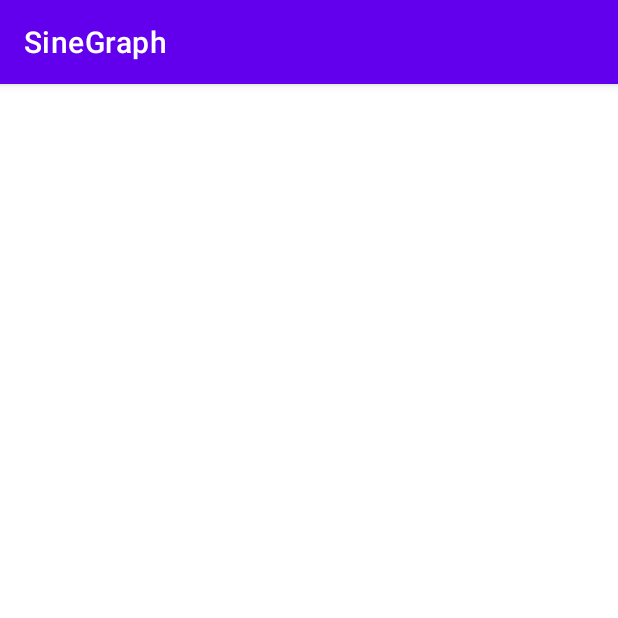
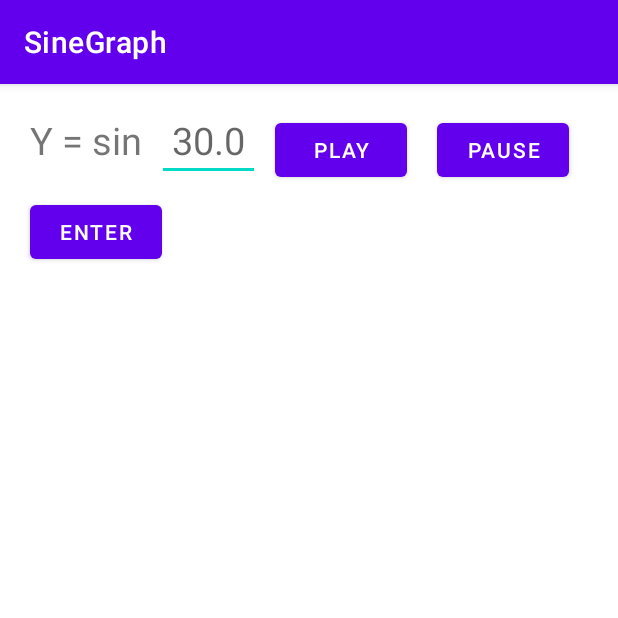
Before and after one commit to Dhina17/SineGraph, an Android app: the screen it shows after launch (MainActivity), on a phone screen of 412 x 824 dp, the top half of it. Run offline under Robolectric (Android 15) with nearby library versions, the phone set to English and light mode, and no system bars; our stand-ins replace data binding.

Commit message:
main: Initial layout

```diff
--- a/app/src/main/res/layout/activity_main.xml
+++ b/app/src/main/res/layout/activity_main.xml
@@ -1,11 +1,74 @@
 <?xml version="1.0" encoding="utf-8"?>
-<layout>
+<layout xmlns:android="http://schemas.android.com/apk/res/android">
 
-    <androidx.constraintlayout.widget.ConstraintLayout xmlns:android="http://schemas.android.com/apk/res/android"
-        xmlns:tools="http://schemas.android.com/tools"
+    <LinearLayout
         android:layout_width="match_parent"
-        android:layout_height="match_parent"
-        tools:context=".MainActivity">
+        android:layout_height="wrap_content"
+        android:orientation="vertical">
 
-    </androidx.constraintlayout.widget.ConstraintLayout>
+        <RelativeLayout
+            android:layout_width="match_parent"
+            android:layout_height="match_parent"
+            android:padding="10dp">
+
+            <TextView
+                android:id="@+id/func_y_text"
+                android:layout_width="wrap_content"
+                android:layout_height="wrap_content"
+                android:padding="10dp"
+                android:text="@string/function_name_text"
+                android:textSize="25sp" />
+
+            <EditText
+                android:id="@+id/input_view"
+                android:layout_width="wrap_content"
+                android:layout_height="wrap_content"
+                android:layout_toEndOf="@id/func_y_text"
+                android:layout_toRightOf="@id/func_y_text"
+                android:hint="@string/input_hint_text"
+                android:importantForAutofill="no"
+                android:inputType="numberDecimal"
+                android:padding="10dp"
+                android:textSize="25sp" />
+
+            <Button
+                android:id="@+id/enter_button"
+                android:layout_width="wrap_content"
+                android:layout_height="wrap_content"
+                android:layout_below="@id/func_y_text"
+                android:layout_margin="10dp"
+                android:text="@string/button_enter_text" />
+
+            <Button
+                android:id="@+id/play_button"
+                android:layout_width="wrap_content"
+                android:layout_height="wrap_content"
+                android:layout_margin="10dp"
+                android:layout_toEndOf="@id/input_view"
+                android:layout_toRightOf="@id/input_view"
+                android:text="@string/button_play_text" />
+
+            <Button
+                android:layout_width="wrap_content"
+                android:layout_height="wrap_content"
+                android:layout_margin="10dp"
+                android:layout_toEndOf="@id/play_button"
+                android:layout_toRightOf="@id/play_button"
+                android:text="@string/button_pause_text" />
+
+        </RelativeLayout>
+
+        <LinearLayout
+            android:layout_width="match_parent"
+            android:layout_height="wrap_content">
+
+            <View
+                android:id="@+id/placeholder_graph"
+                android:layout_width="match_parent"
+                android:layout_height="wrap_content" />
+
+        </LinearLayout>
+
+
+    </LinearLayout>
 </layout>
--- a/app/src/main/res/values/strings.xml
+++ b/app/src/main/res/values/strings.xml
@@ -1,3 +1,9 @@
 <resources>
     <string name="app_name">SineGraph</string>
+
+    <string name="function_name_text">Y = sin</string>
+    <string name="button_enter_text">Enter</string>
+    <string name="button_play_text">Play</string>
+    <string name="button_pause_text">Pause</string>
+    <string name="input_hint_text">30.0</string>
 </resources>
```
